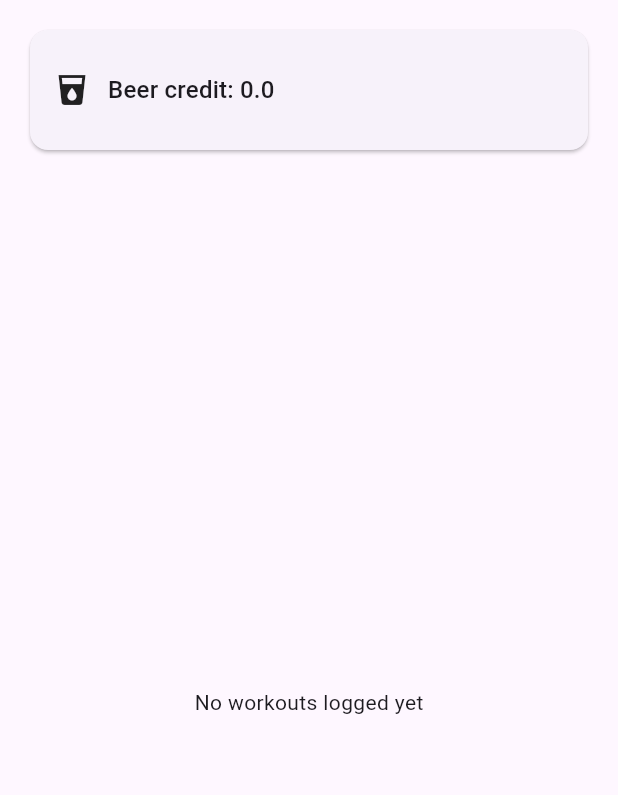
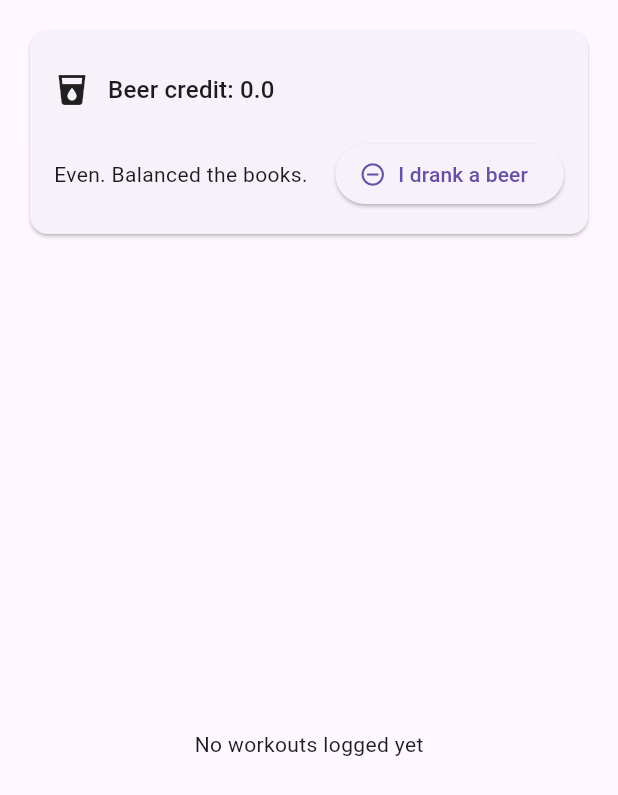
Before and after one commit to RubenDoorn/beerculator, a Flutter app: the LogPage widget shown alone on an empty page, opened directly with empty values, on a phone screen of 412 x 824 dp. Shown: the top 795 px of the screen. Run offline on Flutter 3.47's test engine with Material 3 defaults, Android fonts, the phone set to English and light mode, and no system bars; our stand-ins replace shared_preferences; accounts and stored records are empty.

Commit message:
feat: added I drink a beer button!

```diff
--- a/lib/screens/log_page.dart
+++ b/lib/screens/log_page.dart
@@ -4,9 +4,17 @@ import 'beer_selection_screen.dart';
 
 class LogPage extends StatelessWidget {
   final List<WorkoutEntry> entries;
+
+  // Current beer (from RootScaffold)
   final String beerName;
   final double beerKcal;
+
+  // Calories consumed across all beers (persisted in RootScaffold)
+  final double consumedKcal;
+
+  // Actions from RootScaffold
   final void Function(String name, double kcal) onChangeBeer;
+  final void Function(double kcal) onDrinkBeerKcal; // <-- drink current beer kcal
   final void Function(int index) onDeleteAt;
   final void Function(int index, WorkoutEntry e) onInsertAt;
 
@@ -15,6 +23,8 @@ class LogPage extends StatelessWidget {
     required this.entries,
     required this.beerName,
     required this.beerKcal,
+    required this.consumedKcal,
+    required this.onDrinkBeerKcal,
     required this.onChangeBeer,
     required this.onDeleteAt,
     required this.onInsertAt,
@@ -28,29 +38,15 @@ class LogPage extends StatelessWidget {
     final min = ts.minute.toString().padLeft(2, '0');
     return "$dd-$mm-$yyyy $hh:$min";
   }
-Future<bool> _confirmDelete(BuildContext context, WorkoutEntry e) async {
-  return await showDialog<bool>(
-        context: context,
-        barrierDismissible: false, // require an explicit choice
-        builder: (context) => AlertDialog(
-          title: const Text('Delete this workout?'),
-          content: Text(
-            '${e.activity} • ${e.minutes.round()} min • '
-            '${e.calories.round()} kcal • ${_fmt(e.timestamp)}',
-          ),
-          actions: [
-            TextButton(
-              onPressed: () => Navigator.pop(context, false),
-              child: const Text('Cancel'),
-            ),
-            TextButton(
-              onPressed: () => Navigator.pop(context, true),
-              child: const Text('Delete'),
-            ),
-          ],
-        ),
-      ) ??
-      false;
+
+  String _messageForCredit(double beersCredit) {
+    if (beersCredit >= 6)   return "Legend! You’ve more than earned it 🍻";
+    if (beersCredit >= 3)   return "You go man — you deserve that beer!";
+    if (beersCredit >= 1)   return "Looking good — still in the green.";
+    if (beersCredit >= 0)   return "Even. Balanced the books.";
+    if (beersCredit >= -1)  return "Come on man… get some exercise.";
+    if (beersCredit >= -3)  return "Debt creeping up — time to sweat.";
+    return "Beer IOU is big — hustle time!";
   }
 
   Future<void> _pickBeer(BuildContext context) async {
@@ -77,26 +73,59 @@ Future<bool> _confirmDelete(BuildContext context, WorkoutEntry e) async {
     onChangeBeer(name, kcal);
   }
 
+  Future<bool> _confirmDelete(BuildContext context, WorkoutEntry e) async {
+    return await showDialog<bool>(
+          context: context,
+          barrierDismissible: false,
+          builder: (context) => AlertDialog(
+            title: const Text('Delete this workout?'),
+            content: Text(
+              '${e.activity} • ${e.minutes.round()} min • '
+              '${e.calories.round()} kcal • ${_fmt(e.timestamp)}',
+            ),
+            actions: [
+              TextButton(
+                onPressed: () => Navigator.pop(context, false),
+                child: const Text('Cancel'),
+              ),
+              TextButton(
+                onPressed: () => Navigator.pop(context, true),
+                child: const Text('Delete'),
+              ),
+            ],
+          ),
+        ) ??
+        false;
+  }
+
   @override
   Widget build(BuildContext context) {
     final totalKcal = entries.fold<double>(0, (s, e) => s + e.calories);
-    final beerCredit = beerKcal > 0 ? totalKcal / beerKcal : 0.0;
+    final netKcal = totalKcal - consumedKcal;                 // kcal truth
+    final beersCredit = beerKcal > 0 ? netKcal / beerKcal : 0; // display in beers
 
     return Column(
       children: [
+        // Header: beer credit + change beer + drink-a-beer (subtract kcal)
         Padding(
           padding: const EdgeInsets.fromLTRB(16, 16, 16, 8),
           child: Card(
             child: Padding(
               padding: const EdgeInsets.all(16),
-              child: Row(
+              child: Column(
+                children: [
+                  Row(
                     children: [
                       const Icon(Icons.local_drink),
                       const SizedBox(width: 12),
                       Expanded(
                         child: Text(
-                      "Beer credit: ${beerCredit.toStringAsFixed(1)}",
-                      style: Theme.of(context).textTheme.titleMedium,
+                          "Beer credit: ${beersCredit.toStringAsFixed(1)}",
+                          style: Theme.of(context).textTheme.titleMedium?.copyWith(
+                                color: beersCredit < 0
+                                  ? Colors.red
+                                  : (beersCredit > 0 ? Colors.green : null),
+                              ),
                         ),
                       ),
                       TextButton(
@@ -105,9 +134,35 @@ Future<bool> _confirmDelete(BuildContext context, WorkoutEntry e) async {
                       ),
                     ],
                   ),
+                  const SizedBox(height: 8),
+                  Row(
+                    children: [
+                      Expanded(child: Text(_messageForCredit(beersCredit.toDouble()))),
+                      ElevatedButton.icon(
+                        onPressed: () {
+                          if (beerKcal <= 0) {
+                            ScaffoldMessenger.of(context).showSnackBar(
+                              const SnackBar(content: Text("Pick a valid beer first")),
+                            );
+                            return;
+                          }
+                          onDrinkBeerKcal(beerKcal); // subtracts current beer kcal
+                          ScaffoldMessenger.of(context).showSnackBar(
+                            SnackBar(content: Text("Recorded: 1 $beerName (${beerKcal.round()} kcal)")),
+                          );
+                        },
+                        icon: const Icon(Icons.remove_circle_outline),
+                        label: const Text("I drank a beer"),
+                      ),
+                    ],
+                  ),
+                ],
               ),
             ),
           ),
+        ),
+
+        // Entries list
         Expanded(
           child: entries.isEmpty
               ? const Center(child: Text("No workouts logged yet"))
@@ -115,37 +170,39 @@ Future<bool> _confirmDelete(BuildContext context, WorkoutEntry e) async {
                   itemCount: entries.length,
                   itemBuilder: (context, i) {
                     final e = entries[i];
-                    final beers = beerKcal > 0 ? e.calories / beerKcal : 0.0;
+                    final beersForThisEntry =
+                        beerKcal > 0 ? e.calories / beerKcal : 0.0;
+
                     return ListTile(
                       title: Text(e.activity),
                       subtitle: Text(
                         "${_fmt(e.timestamp)} • "
                         "${e.minutes.round()} min • "
                         "${e.calories.round()} kcal • "
-                        "${beers.toStringAsFixed(1)} 🍺 • ",
+                        "${beersForThisEntry.toStringAsFixed(1)} 🍺"
                       ),
                       trailing: IconButton(
                         icon: const Icon(Icons.delete_outline),
+                        tooltip: 'Remove',
                         onPressed: () async {
+                          final ok = await _confirmDelete(context, e);
+                          if (!ok) return;
+
                           final removed = e;
                           final removedIndex = i;
 
-                          final ok = await _confirmDelete(context, removed);
-                          if (!ok) return;
-                          onDeleteAt(i);
+                          onDeleteAt(removedIndex);
+
                           ScaffoldMessenger.of(context).showSnackBar(
                             SnackBar(
-                              content: Text("Removed workout: ${removed.activity}"),
+                              content: Text("Deleted ${removed.activity}"),
                               action: SnackBarAction(
-                                label: "Undo",
-                                onPressed: () {
-                                  onInsertAt(removedIndex, removed);
-                                },
+                                label: 'UNDO',
+                                onPressed: () => onInsertAt(removedIndex, removed),
                               ),
                             ),
                           );
                         },
-                        tooltip: 'Remove',
                       ),
                     );
                   },
```
Also changed, not shown: lib/widgets/root_scaffold.dart (+21 -1 lines). Lines whose indentation alone changed are shown as unchanged.
